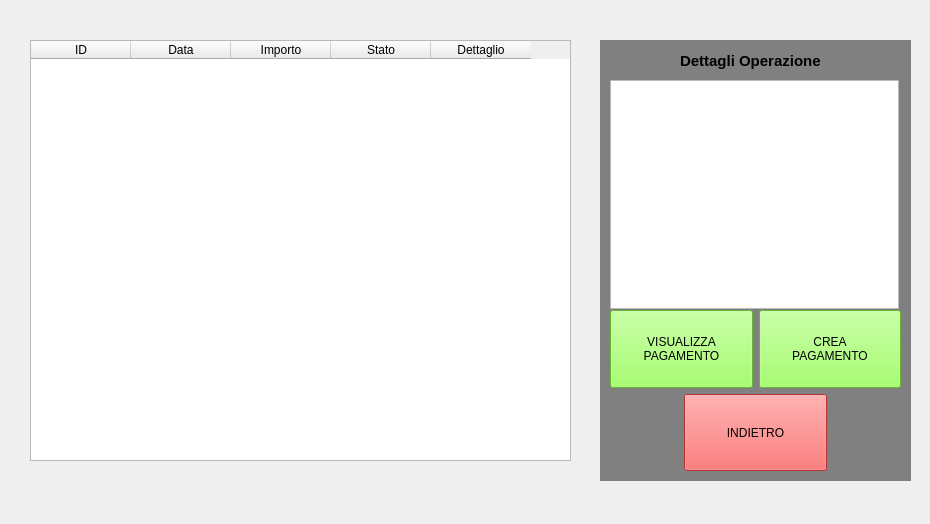
Diego30090/IngSoft_Palestra, file Boundaries/GestionePagamenti/elencoPagamenti.ui: the form before one commit.
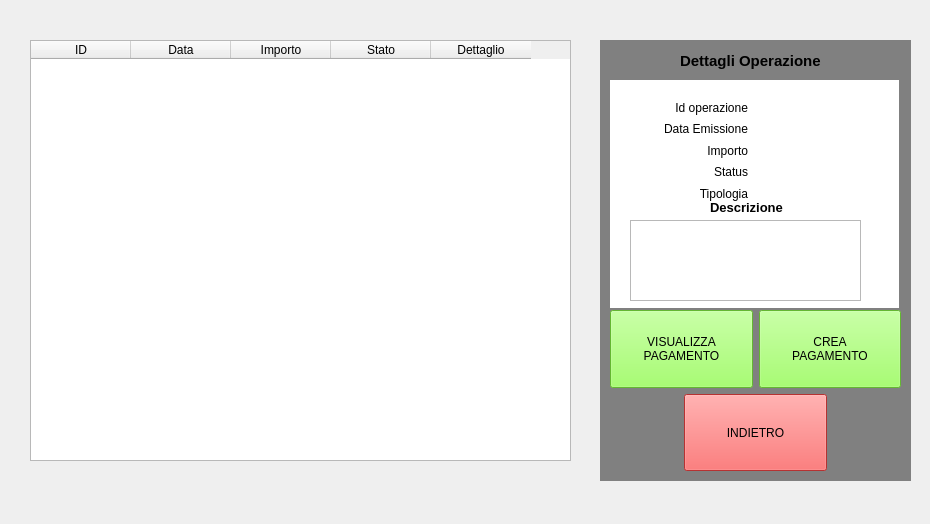
The form after the commit.

Commit message: implementata la corretta visualizzazione dei pagamenti

What changed in the file:
```diff
--- a/Boundaries/GestionePagamenti/elencoPagamenti.ui
+++ b/Boundaries/GestionePagamenti/elencoPagamenti.ui
@@ -10,6 +10,30 @@
     <height>524</height>
    </rect>
   </property>
+  <property name="sizePolicy">
+   <sizepolicy hsizetype="Preferred" vsizetype="Preferred">
+    <horstretch>0</horstretch>
+    <verstretch>0</verstretch>
+   </sizepolicy>
+  </property>
+  <property name="minimumSize">
+   <size>
+    <width>930</width>
+    <height>524</height>
+   </size>
+  </property>
+  <property name="maximumSize">
+   <size>
+    <width>930</width>
+    <height>524</height>
+   </size>
+  </property>
+  <property name="baseSize">
+   <size>
+    <width>930</width>
+    <height>524</height>
+   </size>
+  </property>
   <property name="windowTitle">
    <string>Visualizza Elenco Pagamenti</string>
   </property>
@@ -76,16 +100,6 @@
     <string/>
    </property>
   </widget>
-  <widget class="QTableWidget" name="operationDetailsTable">
-   <property name="geometry">
-    <rect>
-     <x>610</x>
-     <y>80</y>
-     <width>289</width>
-     <height>229</height>
-    </rect>
-   </property>
-  </widget>
   <widget class="QWidget" name="gridLayoutWidget_2">
    <property name="geometry">
     <rect>
@@ -168,6 +182,148 @@
     <string>Dettagli Operazione</string>
    </property>
   </widget>
+  <widget class="QLabel" name="backgroundLabel_2">
+   <property name="geometry">
+    <rect>
+     <x>610</x>
+     <y>80</y>
+     <width>289</width>
+     <height>228</height>
+    </rect>
+   </property>
+   <property name="styleSheet">
+    <string notr="true">background:white</string>
+   </property>
+   <property name="text">
+    <string/>
+   </property>
+  </widget>
+  <widget class="QWidget" name="gridLayoutWidget">
+   <property name="geometry">
+    <rect>
+     <x>640</x>
+     <y>100</y>
+     <width>221</width>
+     <height>101</height>
+    </rect>
+   </property>
+   <layout class="QGridLayout" name="gridLayout">
+    <item row="1" column="0">
+     <widget class="QLabel" name="dataLabel">
+      <property name="text">
+       <string>Data Emissione</string>
+      </property>
+      <property name="alignment">
+       <set>Qt::AlignRight|Qt::AlignTrailing|Qt::AlignVCenter</set>
+      </property>
+     </widget>
+    </item>
+    <item row="2" column="1">
+     <widget class="QLabel" name="importoInfo">
+      <property name="text">
+       <string/>
+      </property>
+     </widget>
+    </item>
+    <item row="1" column="1">
+     <widget class="QLabel" name="dataInfo">
+      <property name="text">
+       <string/>
+      </property>
+     </widget>
+    </item>
+    <item row="0" column="0">
+     <widget class="QLabel" name="idLabel">
+      <property name="text">
+       <string>Id operazione</string>
+      </property>
+      <property name="alignment">
+       <set>Qt::AlignRight|Qt::AlignTrailing|Qt::AlignVCenter</set>
+      </property>
+     </widget>
+    </item>
+    <item row="2" column="0">
+     <widget class="QLabel" name="importoLabel">
+      <property name="text">
+       <string>Importo</string>
+      </property>
+      <property name="alignment">
+       <set>Qt::AlignRight|Qt::AlignTrailing|Qt::AlignVCenter</set>
+      </property>
+     </widget>
+    </item>
+    <item row="3" column="0">
+     <widget class="QLabel" name="statusLabel">
+      <property name="text">
+       <string>Status</string>
+      </property>
+      <property name="alignment">
+       <set>Qt::AlignRight|Qt::AlignTrailing|Qt::AlignVCenter</set>
+      </property>
+     </widget>
+    </item>
+    <item row="3" column="1">
+     <widget class="QLabel" name="statusInfo">
+      <property name="text">
+       <string/>
+      </property>
+     </widget>
+    </item>
+    <item row="0" column="1">
+     <widget class="QLabel" name="idInfo">
+      <property name="text">
+       <string/>
+      </property>
+     </widget>
+    </item>
+    <item row="4" column="0">
+     <widget class="QLabel" name="tipologiaLabel">
+      <property name="text">
+       <string>Tipologia</string>
+      </property>
+      <property name="alignment">
+       <set>Qt::AlignRight|Qt::AlignTrailing|Qt::AlignVCenter</set>
+      </property>
+     </widget>
+    </item>
+    <item row="4" column="1">
+     <widget class="QLabel" name="tipologiaInfo">
+      <property name="text">
+       <string/>
+      </property>
+     </widget>
+    </item>
+   </layout>
+  </widget>
+  <widget class="QPlainTextEdit" name="descrizioneInfo">
+   <property name="geometry">
+    <rect>
+     <x>630</x>
+     <y>220</y>
+     <width>231</width>
+     <height>81</height>
+    </rect>
+   </property>
+   <property name="plainText">
+    <string/>
+   </property>
+   <property name="textInteractionFlags">
+    <set>Qt::NoTextInteraction</set>
+   </property>
+  </widget>
+  <widget class="QLabel" name="descrizioneLabel">
+   <property name="geometry">
+    <rect>
+     <x>710</x>
+     <y>200</y>
+     <width>81</width>
+     <height>16</height>
+    </rect>
+   </property>
+   <property name="text">
+    <string>&lt;html&gt;&lt;head/&gt;&lt;body&gt;&lt;p&gt;&lt;span style=&quot; font-size:10pt; font-weight:600;&quot;&gt;Descrizione&lt;/span&gt;&lt;/p&gt;&lt;/body&gt;&lt;/html&gt;</string>
+   </property>
+  </widget>
  </widget>
  <resources/>
  <connections/>
```
Left out of the diff: 35 changed lines with no effect on the pictures. The commit also changes 4 other files.
